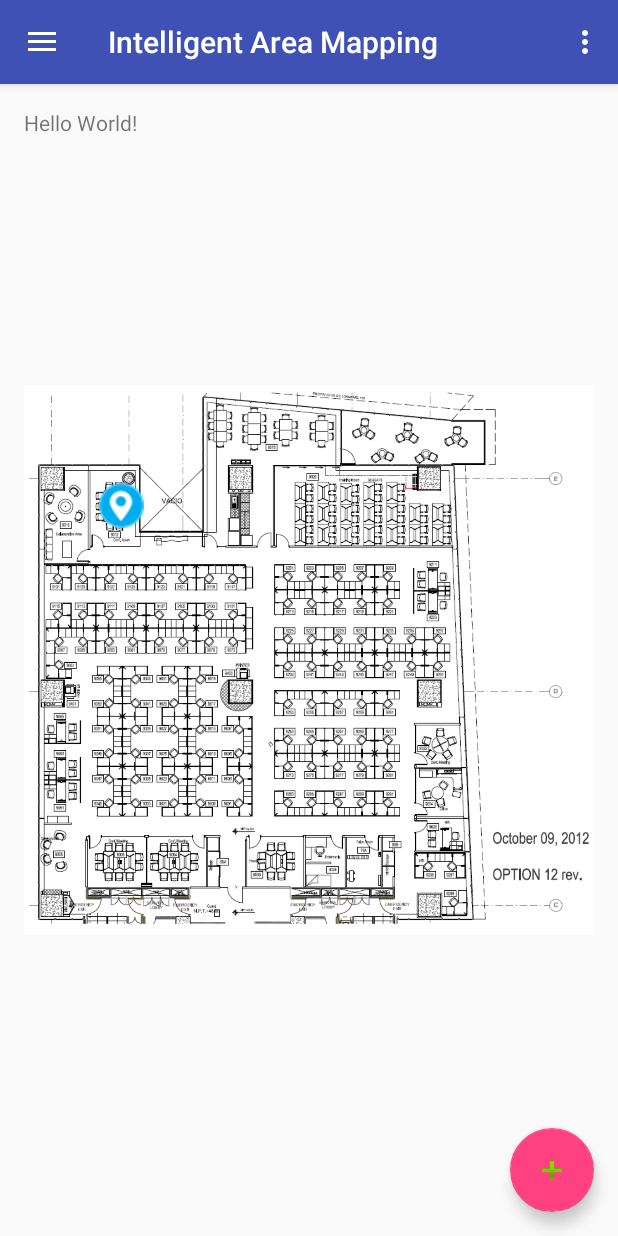
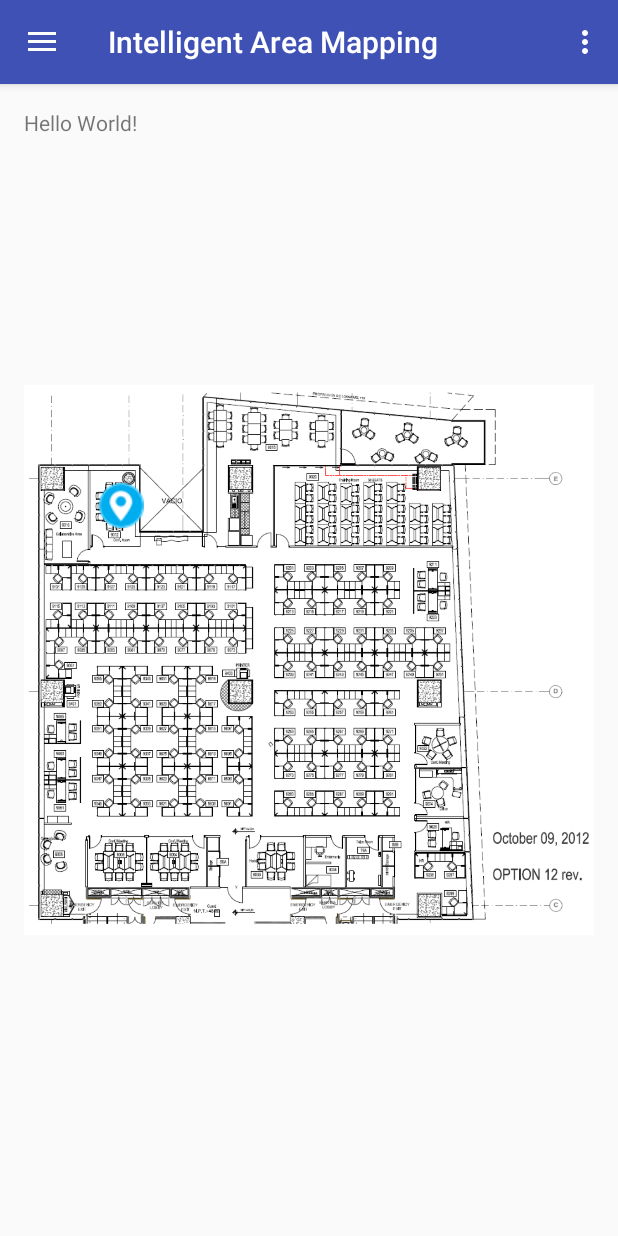
Before and after one commit to safejrz/IntelligentAreaMapping, an Android app: the screen it shows after launch (MainActivity), on a phone screen of 412 x 824 dp. Run offline under Robolectric (Android 15) with nearby library versions, the phone set to English and light mode, and no system bars; libraries missing offline, so code that uses them is left out: com.kontakt.sdk; 1 statement that could not run was skipped.

Commit message:
deleted floating button since we do not use it

```diff
--- a/app/src/main/java/com/iam/intelligentareamapping/MainActivity.java
+++ b/app/src/main/java/com/iam/intelligentareamapping/MainActivity.java
@@ -37,14 +37,6 @@ public class MainActivity extends AppCompatActivity
 
         Toolbar toolbar = (Toolbar) findViewById(R.id.toolbar);
         setSupportActionBar(toolbar);
-
-        FloatingActionButton fab = (FloatingActionButton) findViewById(R.id.fab);
-        fab.setOnClickListener(new View.OnClickListener() {
-            @Override
-            public void onClick(View view) {
-                startActivity(new Intent(MainActivity.this, IBeaconActivity.class));
-            }
-        });
 
         DrawerLayout drawer = (DrawerLayout) findViewById(R.id.drawer_layout);
         ActionBarDrawerToggle toggle = new ActionBarDrawerToggle(
--- a/app/src/main/res/layout/app_bar_main.xml
+++ b/app/src/main/res/layout/app_bar_main.xml
@@ -23,12 +23,4 @@
 
     <include layout="@layout/content_main" />
 
-    <android.support.design.widget.FloatingActionButton
-        android:id="@+id/fab"
-        android:layout_width="wrap_content"
-        android:layout_height="wrap_content"
-        android:layout_gravity="bottom|end"
-        android:layout_margin="@dimen/fab_margin"
-        android:src="@android:drawable/ic_input_add" />
-
 </android.support.design.widget.CoordinatorLayout>
```
